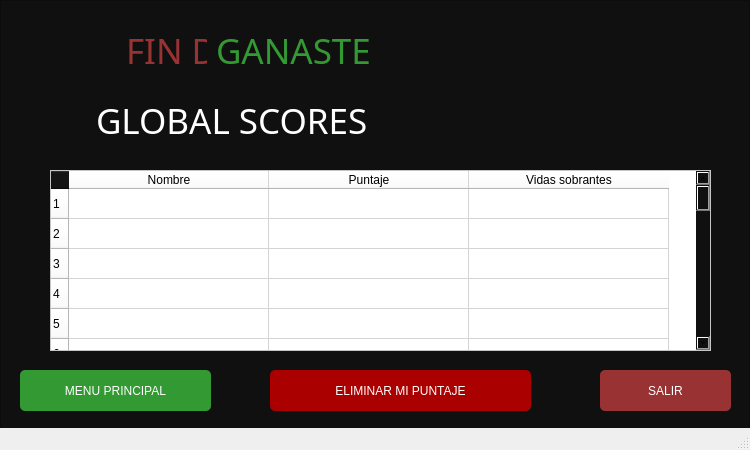
Above: Juego/Burbuja_Killer/endgame.ui from SebastianArroyo/Juego_info2 before the change. Below: the same form after it.
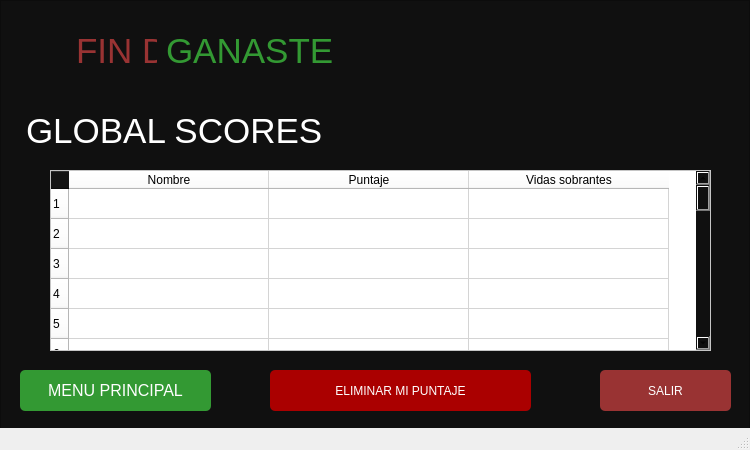
That is the form after the change.

Patch:
```diff
--- a/Juego/Burbuja_Killer/endgame.ui
+++ b/Juego/Burbuja_Killer/endgame.ui
@@ -44,17 +44,15 @@
      </property>
      <property name="geometry">
       <rect>
-       <x>50</x>
-       <y>80</y>
-       <width>641</width>
+       <x>-20</x>
+       <y>90</y>
+       <width>761</width>
        <height>81</height>
       </rect>
      </property>
      <property name="font">
       <font>
-       <family>MV Boli</family>
        <pointsize>48</pointsize>
-       <weight>50</weight>
        <italic>false</italic>
        <bold>false</bold>
       </font>
@@ -78,17 +76,15 @@
      </property>
      <property name="geometry">
       <rect>
-       <x>80</x>
+       <x>30</x>
        <y>10</y>
-       <width>561</width>
+       <width>711</width>
        <height>81</height>
       </rect>
      </property>
      <property name="font">
       <font>
-       <family>MV Boli</family>
        <pointsize>48</pointsize>
-       <weight>50</weight>
        <italic>false</italic>
        <bold>false</bold>
       </font>
@@ -354,17 +350,15 @@
      </property>
      <property name="geometry">
       <rect>
-       <x>170</x>
+       <x>120</x>
        <y>10</y>
-       <width>411</width>
+       <width>481</width>
        <height>81</height>
       </rect>
      </property>
      <property name="font">
       <font>
-       <family>MV Boli</family>
        <pointsize>48</pointsize>
-       <weight>50</weight>
        <italic>false</italic>
        <bold>false</bold>
       </font>
@@ -391,6 +385,13 @@
        <height>41</height>
       </rect>
      </property>
+     <property name="font">
+      <font>
+       <pointsize>12</pointsize>
+       <italic>false</italic>
+       <bold>false</bold>
+      </font>
+     </property>
      <property name="styleSheet">
       <string notr="true">Padding: 1px;
 font: 16pt &quot;MV Boli&quot;;
```
Left out of the diff: 33 changed lines with no effect on the pictures.
